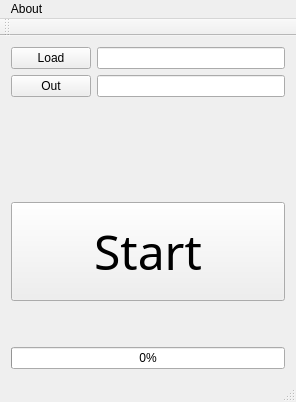
4lenz1/counter, file mainwindow.ui: the form before one commit.
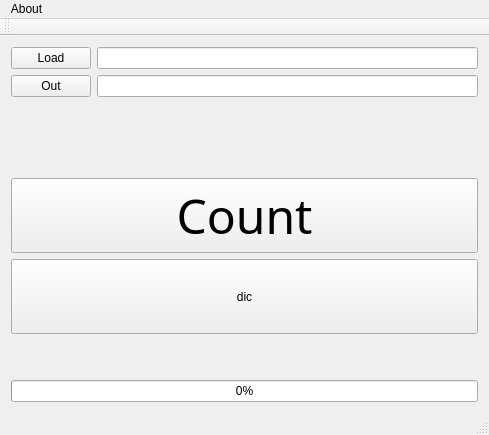
The form after the commit.

Diff of the .ui file:
```diff
--- a/mainwindow.ui
+++ b/mainwindow.ui
@@ -6,8 +6,8 @@
    <rect>
     <x>0</x>
     <y>0</y>
-    <width>296</width>
-    <height>402</height>
+    <width>489</width>
+    <height>435</height>
    </rect>
   </property>
   <property name="windowTitle">
@@ -18,14 +18,14 @@
   </property>
   <widget class="QWidget" name="centralWidget">
    <layout class="QGridLayout" name="gridLayout">
-    <item row="9" column="0" colspan="2">
+    <item row="10" column="0" colspan="2">
      <widget class="QProgressBar" name="progressBar">
       <property name="value">
        <number>0</number>
       </property>
      </widget>
     </item>
-    <item row="8" column="0" colspan="2">
+    <item row="9" column="0" colspan="2">
      <widget class="QLabel" name="Progess">
       <property name="text">
        <string/>
@@ -64,7 +64,7 @@
        </font>
       </property>
       <property name="text">
-       <string>Start</string>
+       <string>Count</string>
       </property>
      </widget>
     </item>
@@ -84,13 +84,26 @@
       </property>
      </spacer>
     </item>
-    <item row="6" column="0" colspan="2">
+    <item row="7" column="0" colspan="2">
      <widget class="QLabel" name="status">
       <property name="text">
        <string/>
       </property>
      </widget>
     </item>
+    <item row="6" column="0" colspan="2">
+     <widget class="QPushButton" name="Dic">
+      <property name="sizePolicy">
+       <sizepolicy hsizetype="Expanding" vsizetype="Expanding">
+        <horstretch>0</horstretch>
+        <verstretch>0</verstretch>
+       </sizepolicy>
+      </property>
+      <property name="text">
+       <string>dic</string>
+      </property>
+     </widget>
+    </item>
    </layout>
   </widget>
   <widget class="QMenuBar" name="menuBar">
@@ -98,7 +111,7 @@
     <rect>
      <x>0</x>
      <y>0</y>
-     <width>296</width>
+     <width>489</width>
      <height>21</height>
     </rect>
    </property>
```
